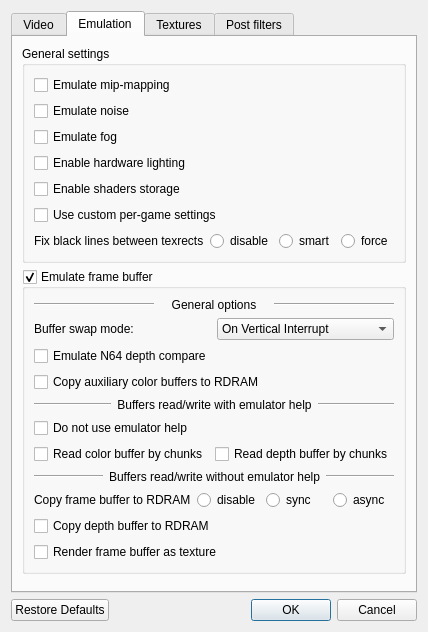
mupen64plus-ae/mupen64plus-ae, file jni/mupen64plus-video-gliden64/src/GLideNUI/configDialog.ui: the form before one commit.
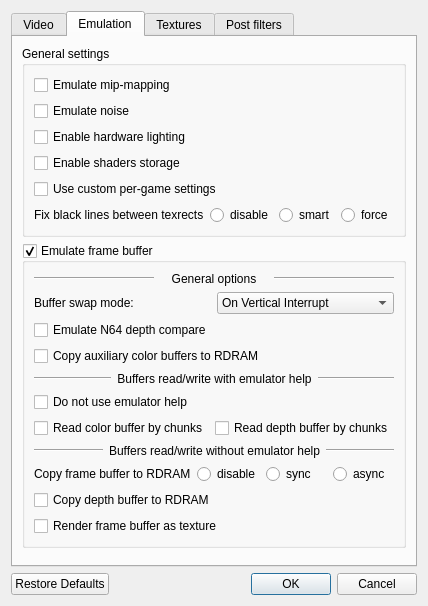
The form after the commit. The open tabs and pages were chosen to show the change. Icons and pictures are not drawn.

The edit to the form file:
```diff
--- a/jni/mupen64plus-video-gliden64/src/GLideNUI/configDialog.ui
+++ b/jni/mupen64plus-video-gliden64/src/GLideNUI/configDialog.ui
@@ -696,16 +696,6 @@
             </property>
            </widget>
           </item>
-          <item>
-           <widget class="QCheckBox" name="emulateFogCheckBox">
-            <property name="toolTip">
-             <string>&lt;html&gt;&lt;head/&gt;&lt;body&gt;&lt;p&gt;&lt;span style=&quot; font-weight:600;&quot;&gt;Fog emulation:&lt;/span&gt;&lt;/p&gt;&lt;p&gt;Sets fog emulation on//off.&lt;/p&gt;&lt;p&gt;[Recommended: &lt;span style=&quot; font-style:italic;&quot;&gt;on&lt;/span&gt;]&lt;/p&gt;&lt;/body&gt;&lt;/html&gt;</string>
-            </property>
-            <property name="text">
-             <string>Emulate fog</string>
-            </property>
-           </widget>
-          </item>
           <item>
            <widget class="QCheckBox" name="enableHWLightingCheckBox">
             <property name="text">
```
Left out of the diff: 6 changed lines with no effect on the pictures.
